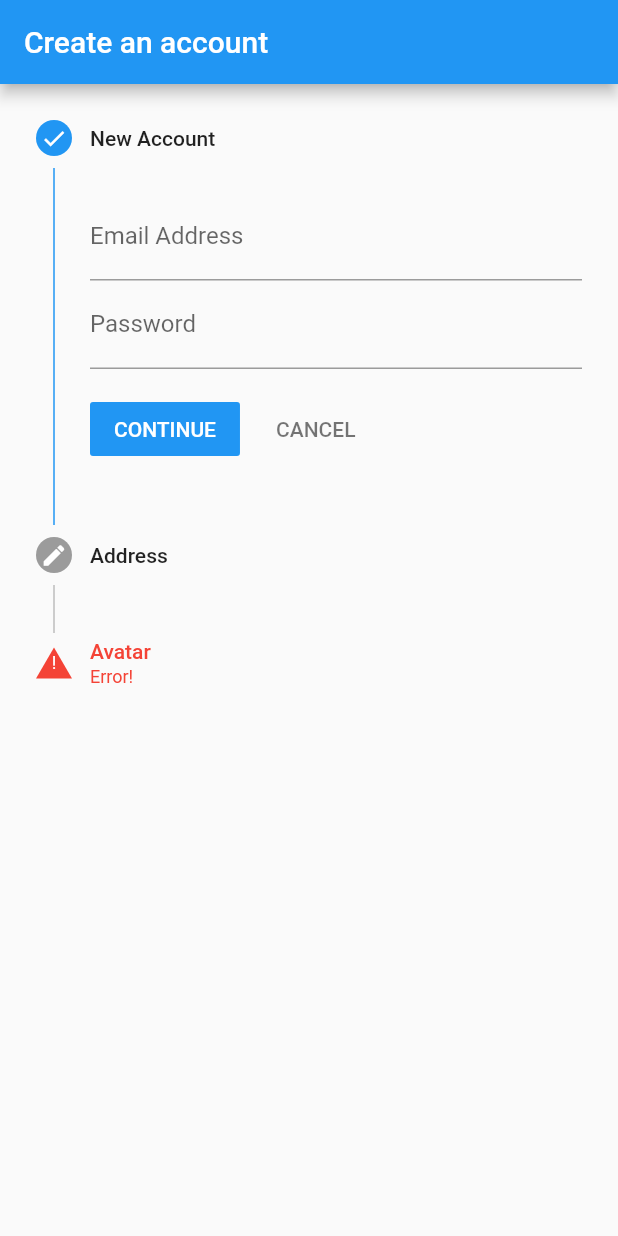
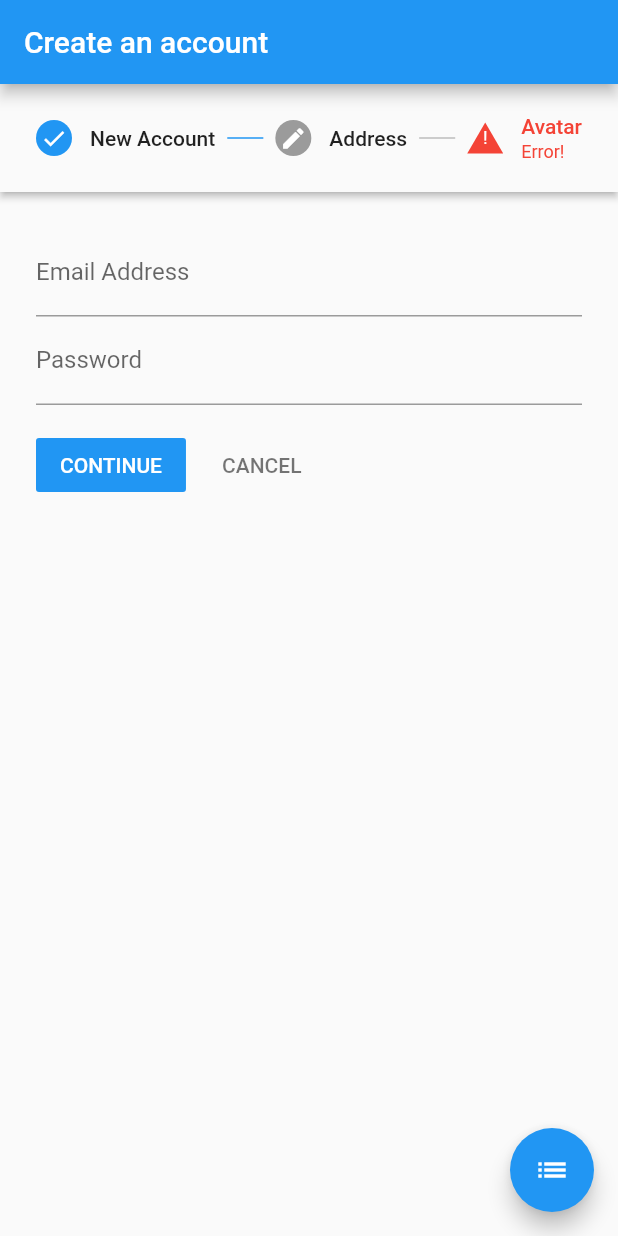
Before and after one commit to SushritPasupuleti/flutter-guided-forms, a Flutter app: the screen it shows after launch, on a phone screen of 412 x 824 dp. Run offline on Flutter 3.47's test engine with Material 2 defaults, Android fonts, the phone set to English and light mode, and no system bars.

```diff
--- a/flutter_guided_forms/lib/screens/account_screen.dart
+++ b/flutter_guided_forms/lib/screens/account_screen.dart
@@ -23,6 +23,15 @@ class _AccountPageState extends State<AccountPage> {
 
   goTo(int step) {
     setState(() => currentStep = step);
+  }
+
+  StepperType stepperType = StepperType.horizontal;
+
+    switchStepType() {
+      debugPrint("Switching Stepper Type");
+      setState(() => stepperType == StepperType.horizontal
+          ? stepperType = StepperType.vertical
+          : stepperType = StepperType.horizontal);
     }
 
   List<Step> steps = [
@@ -72,13 +81,36 @@ class _AccountPageState extends State<AccountPage> {
 
   @override
   Widget build(BuildContext context) {
+
+
     return new Scaffold(
       appBar: AppBar(
         title: Text('Create an account'),
       ),
-        body: Column(children: <Widget>[
-          Expanded(
+      body: Column(
+        children: <Widget>[
+          complete
+              ? Expanded(
+                  child: Center(
+                    child: AlertDialog(
+                      title: new Text("Profile Created"),
+                      content: new Text(
+                        "Tada!",
+                      ),
+                      actions: <Widget>[
+                        new FlatButton(
+                          child: new Text("Close"),
+                          onPressed: () {
+                            setState(() => complete = false);
+                          },
+                        ),
+                      ],
+                    ),
+                  ),
+                )
+              : Expanded(
                   child: Stepper(
+                    type: stepperType,
                     steps: steps,
                     currentStep: currentStep,
                     onStepContinue: next,
@@ -86,6 +118,12 @@ class _AccountPageState extends State<AccountPage> {
                     onStepCancel: cancel,
                   ),
                 ),
-        ]));
+        ],
+      ),
+      floatingActionButton: FloatingActionButton(
+        child: Icon(Icons.list),
+        onPressed: switchStepType,
+      ),
+    );
   }
 }
```
Lines whose indentation alone changed are shown as unchanged.
